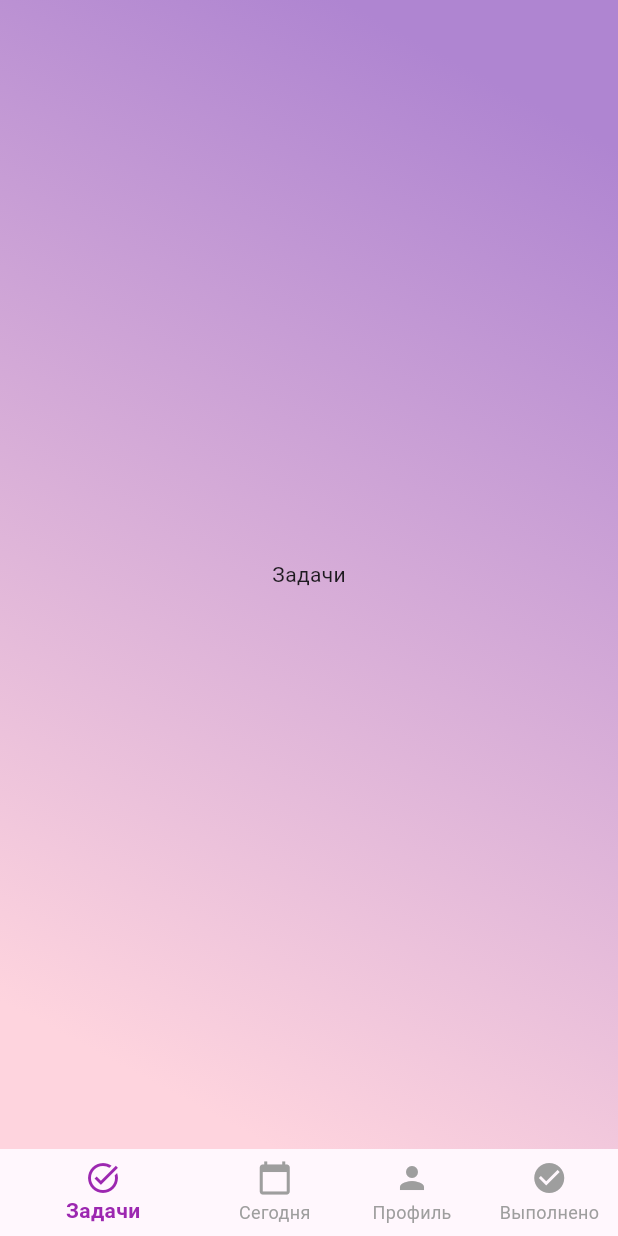
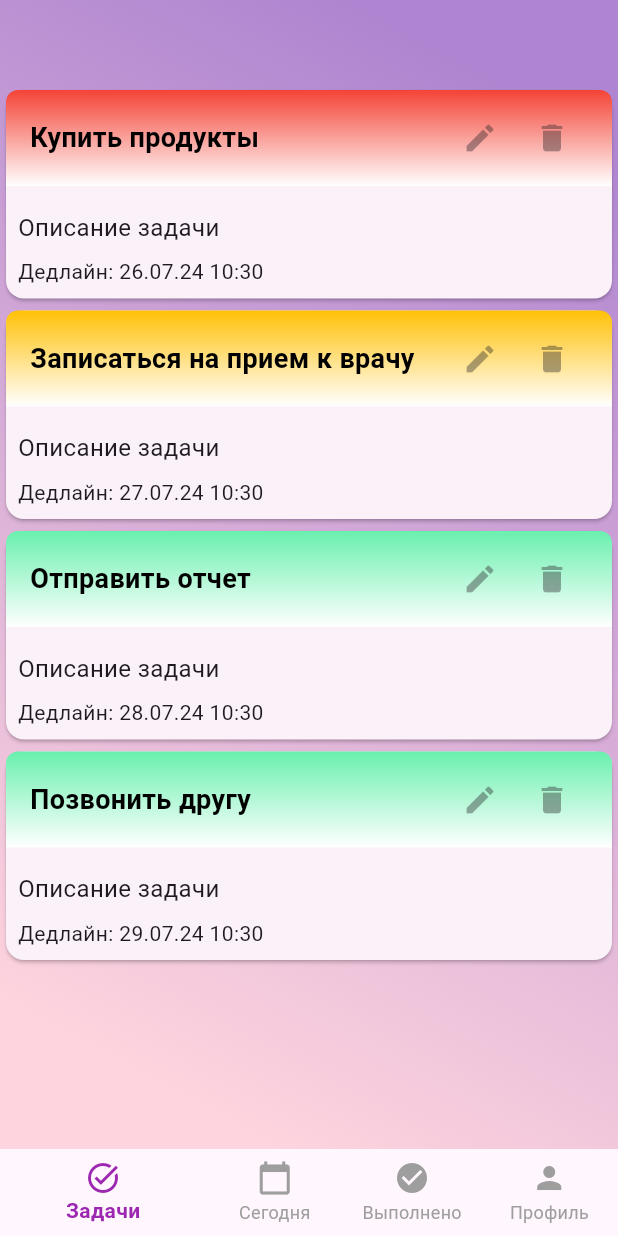
Before and after one commit to Sl-Maria/dodiddone, a Flutter app: the MainPage screen opened directly, on a phone screen of 412 x 824 dp. Run offline on Flutter 3.47's test engine with Material 3 defaults, Android fonts, the phone set to English and light mode, and no system bars.

Commit message:
add all_tasks

```diff
--- a/lib/pages/main_page.dart
+++ b/lib/pages/main_page.dart
@@ -1,5 +1,7 @@
 import 'package:flutter/material.dart';
 
+import '../screens/all_tasks.dart';
+import '../screens/profile.dart';
 import '../theme/theme.dart';
 
 class MainPage extends StatefulWidget {
@@ -13,10 +15,10 @@ class _MainPageState extends State<MainPage> {
   int _selectedIndex = 0;
 
   static const List<Widget> _widgetOptions = <Widget>[
-    Text('Задачи'),
+    TaskPage(),
     Text('Сегодня'),
-    Text('Профиль'),
     Text('Выполнено'),
+    ProfilePage(),
   ];
 
   void _onItemTapped(int index) {
@@ -63,12 +65,12 @@ class _MainPageState extends State<MainPage> {
             label: 'Сегодня',
           ),
           BottomNavigationBarItem(
+            icon: Icon(Icons.check_circle),
+            label: 'Выполнено',
+          ),
+          BottomNavigationBarItem(
             icon: Icon(Icons.person),
             label: 'Профиль',
-          ),
-          BottomNavigationBarItem(
-            icon: Icon(Icons.check_circle),
-            label: 'Выполнено',
           ),
         ],
         currentIndex: _selectedIndex,
--- /dev/null
+++ b/lib/screens/all_tasks.dart
@@ -0,0 +1,34 @@
+import 'package:flutter/material.dart';
+
+import '../widgets/task_item.dart';
+
+class TaskPage extends StatefulWidget {
+  const TaskPage({Key? key}) : super(key: key);
+
+  @override
+  State<TaskPage> createState() => _TaskPageState();
+}
+
+class _TaskPageState extends State<TaskPage> {
+  // Sample task data (replace with actual data from your source)
+  final List<String> _tasks = [
+    'Купить продукты',
+    'Записаться на прием к врачу',
+    'Отправить отчет',
+    'Позвонить другу',
+  ];
+
+  @override
+  Widget build(BuildContext context) {
+    return ListView.builder(
+        itemCount: _tasks.length,
+        itemBuilder: (context, index) {
+          return TaskItem(
+            title: _tasks[index],
+            description: 'Описание задачи',
+            deadline: DateTime.now().add(Duration(days: 1+index)),
+          );
+        },
+    );
+  }
+}
--- /dev/null
+++ b/lib/widgets/task_item.dart
@@ -0,0 +1,112 @@
+import 'package:flutter/material.dart';
+import 'package:intl/intl.dart'; // Import the intl package
+
+class TaskItem extends StatelessWidget {
+  final String title;
+  final String description;
+  final DateTime deadline;
+  final Function? onEdit; // Функция для редактирования
+  final Function? onDelete; // Функция для удаления
+
+  const TaskItem({
+    Key? key,
+    required this.title,
+    required this.description,
+    required this.deadline,
+    this.onEdit,
+    this.onDelete,
+  }) : super(key: key);
+
+  @override
+  Widget build(BuildContext context) {
+    // Format the deadline using intl
+    String formattedDeadline = DateFormat('dd.MM.yy HH:mm').format(deadline);
+
+    // Calculate the urgency level
+    Duration timeUntilDeadline = deadline.difference(DateTime.now());
+    int urgencyLevel = 3; // Default to low urgency
+    if (timeUntilDeadline.inDays <= 1) {
+      urgencyLevel = 1; // High urgency
+    } else if (timeUntilDeadline.inDays <= 2) {
+      urgencyLevel = 2; // Medium urgency
+    }
+
+    // Define gradients based on urgency level
+    LinearGradient gradient = const LinearGradient(
+      begin: Alignment.topCenter,
+      end: Alignment.bottomCenter,
+      colors: [Colors.greenAccent, Colors.white], // Default to green-white
+    );
+    if (urgencyLevel == 1) {
+      gradient = const LinearGradient(
+        begin: Alignment.topCenter,
+        end: Alignment.bottomCenter,
+        colors: [Colors.red, Colors.white],
+      );
+    } else if (urgencyLevel == 2) {
+      gradient = const LinearGradient(
+        begin: Alignment.topCenter,
+        end: Alignment.bottomCenter,
+        colors: [Colors.amber, Colors.white],
+      );
+    }
+
+    return Card(
+      child: Column(
+        crossAxisAlignment: CrossAxisAlignment.start,
+        children: [
+          Container(
+            padding: const EdgeInsets.symmetric(horizontal: 16.0, vertical: 8.0),
+            decoration: BoxDecoration(
+              gradient: gradient,
+              borderRadius: BorderRadius.only(
+                topLeft: Radius.circular(8.0),
+                topRight: Radius.circular(8.0),
+              ),
+            ),
+            child: Row(
+              children: [
+                Expanded(
+                  child: Text(
+                    title,
+                    style: const TextStyle(
+                      fontSize: 18,
+                      fontWeight: FontWeight.bold,
+                      color: Colors.black, // Make text color black for better contrast
+                    ),
+                  ),
+                ),
+                IconButton(
+                  onPressed: onEdit as void Function()?,
+                  icon: const Icon(Icons.edit),
+                ),
+                IconButton(
+                  onPressed: onDelete as void Function()?,
+                  icon: const Icon(Icons.delete),
+                ),
+              ],
+            ),
+          ),
+          const SizedBox(height: 8),
+          Padding(
+            padding: const EdgeInsets.all(8.0),
+            child: Column(
+              crossAxisAlignment: CrossAxisAlignment.start,
+              children: [
+                Text(
+                  description,
+                  style: const TextStyle(fontSize: 16),
+                ),
+                const SizedBox(height: 8),
+                Text(
+                  'Дедлайн: $formattedDeadline', // Use the formatted deadline
+                  style: const TextStyle(fontSize: 14),
+                ),
+              ],
+            ),
+          ),
+        ],
+      ),
+    );
+  }
+}
```
Also changed, not shown: lib/screens/profile.dart (added, +84 -0 lines), pubspec.yaml (+4 -3 lines), assets/def_avatar.png (added), pubspec.lock.
